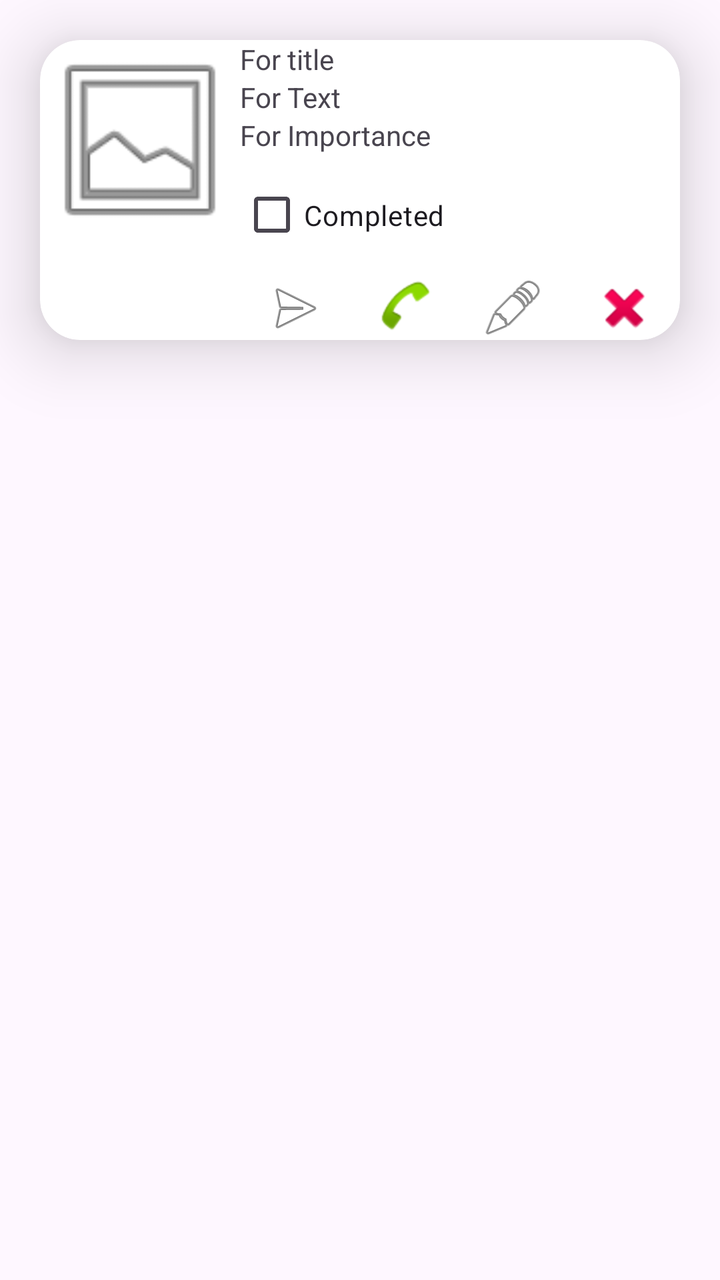
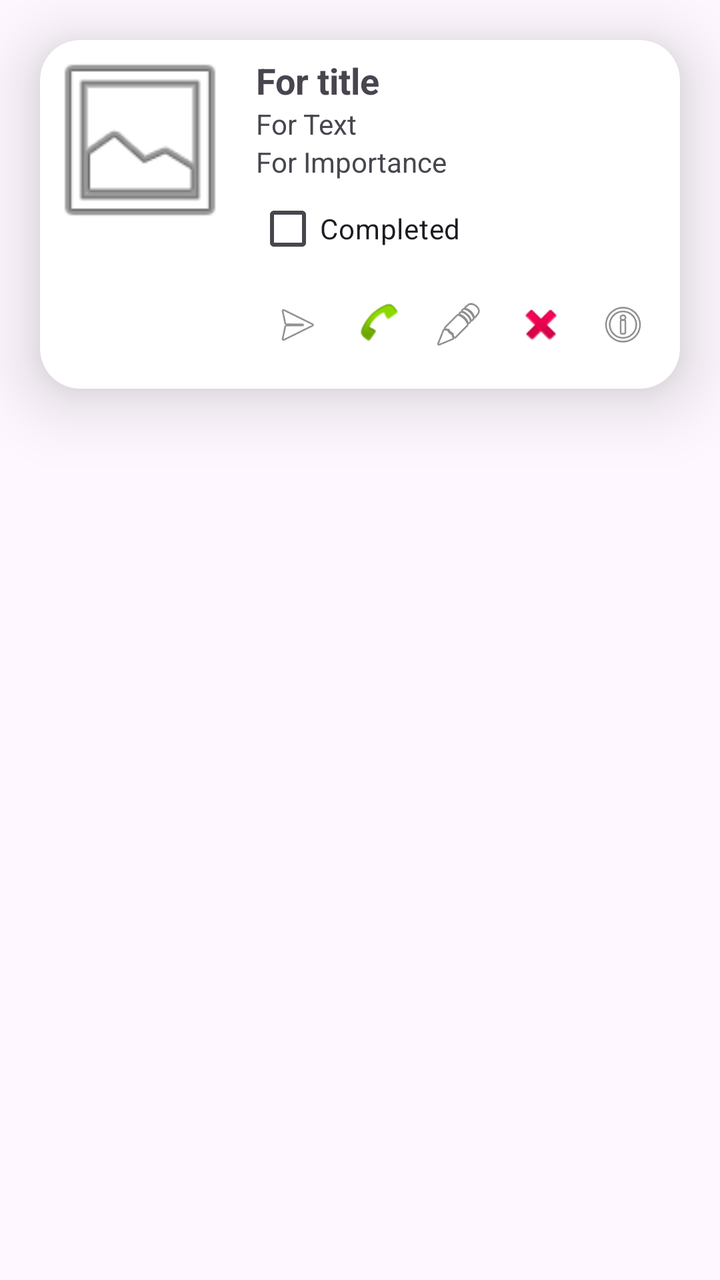

Before-and-after screenshots of an Android layout around one commit, followed by the original layout XML and the change that was made.
<!-- AndroidManifest.xml: application theme Theme.Samih12_2025 -->
<!-- res/layout/task_item_layout.xml -->
<?xml version="1.0" encoding="utf-8"?>
<LinearLayout xmlns:android="http://schemas.android.com/apk/res/android"
    android:layout_width="match_parent"
    android:layout_height="wrap_content"
    xmlns:app="http://schemas.android.com/apk/res-auto"
    android:orientation="vertical">
<androidx.cardview.widget.CardView
    android:layout_width="match_parent"
    android:layout_height="wrap_content"
    app:cardElevation="20dp"
    android:layout_margin="20dp"
    android:outlineSpotShadowColor="#000000"
    app:cardCornerRadius="20dp">

    <LinearLayout
        android:layout_width="match_parent"
        android:layout_height="wrap_content"
        android:orientation="horizontal">

        <ImageView
            android:id="@+id/imgVitm"
            android:layout_width="100dp"
            android:layout_height="100dp"
            android:src="@android:drawable/ic_menu_gallery" />

        <LinearLayout
            android:layout_width="wrap_content"
            android:layout_height="150dp"
            android:layout_weight="1"
            android:orientation="vertical">

            <TextView
                android:id="@+id/tvItmTitle"
                android:layout_width="match_parent"
                android:layout_height="wrap_content"
                android:text="For title" />

            <TextView
                android:id="@+id/tvItmText"
                android:layout_width="match_parent"
                android:layout_height="wrap_content"
                android:text="For Text" />

            <TextView
                android:id="@+id/tvItmImportance"
                android:layout_width="match_parent"
                android:layout_height="wrap_content"
                android:text="For Importance" />

            <CheckBox
                android:id="@+id/checkBox"
                android:layout_width="wrap_content"
                android:layout_height="wrap_content"
                android:layout_weight="1"
                android:text="Completed" />

            <LinearLayout
                android:layout_width="match_parent"
                android:layout_height="wrap_content"
                android:orientation="horizontal">

                <ImageView
                    android:id="@+id/imgBtnSendSmsitm"
                    android:layout_width="wrap_content"
                    android:layout_height="wrap_content"
                    android:layout_weight="1"
                    android:src="@android:drawable/ic_menu_send" />

                <ImageView
                    android:id="@+id/imgBtnCallitm"
                    android:layout_width="wrap_content"
                    android:layout_height="wrap_content"
                    android:layout_weight="1"
                    android:src="@android:drawable/sym_action_call" />

                <ImageView
                    android:id="@+id/imgBtnEdititm"
                    android:layout_width="wrap_content"
                    android:layout_height="wrap_content"
                    android:layout_weight="1"
                    android:src="@android:drawable/ic_menu_edit" />

                <ImageView
                    android:id="@+id/imgBtnDeleteitm"
                    android:layout_width="wrap_content"
                    android:layout_height="wrap_content"
                    android:layout_weight="1"
                    android:src="@android:drawable/ic_delete" />

            </LinearLayout>

        </LinearLayout>

    </LinearLayout>
</androidx.cardview.widget.CardView>

</LinearLayout>
<!-- resources referenced by this layout -->
<resources>
  <style name="Theme.Samih12_2025" parent="Base.Theme.Samih12_2025" />
  <style name="Base.Theme.Samih12_2025" parent="Theme.Material3.DayNight">
          
          
      </style>
</resources>

<!-- the commit's change to res/layout/task_item_layout.xml (unified diff, before → after) -->
@@ -25,14 +25,17 @@
 
         <LinearLayout
             android:layout_width="wrap_content"
-            android:layout_height="150dp"
+            android:layout_height="wrap_content"
             android:layout_weight="1"
+            android:padding="8dp"
             android:orientation="vertical">
 
             <TextView
                 android:id="@+id/tvItmTitle"
                 android:layout_width="match_parent"
                 android:layout_height="wrap_content"
+                android:textSize="18sp"
+                android:textStyle="bold"
                 android:text="For title" />
 
             <TextView
@@ -51,7 +54,6 @@
                 android:id="@+id/checkBox"
                 android:layout_width="wrap_content"
                 android:layout_height="wrap_content"
-                android:layout_weight="1"
                 android:text="Completed" />
 
             <LinearLayout
@@ -64,6 +66,7 @@
                     android:layout_width="wrap_content"
                     android:layout_height="wrap_content"
                     android:layout_weight="1"
+                    android:padding="8dp"
                     android:src="@android:drawable/ic_menu_send" />
 
                 <ImageView
@@ -71,6 +74,7 @@
                     android:layout_width="wrap_content"
                     android:layout_height="wrap_content"
                     android:layout_weight="1"
+                    android:padding="8dp"
                     android:src="@android:drawable/sym_action_call" />
 
                 <ImageView
@@ -78,6 +82,7 @@
                     android:layout_width="wrap_content"
                     android:layout_height="wrap_content"
                     android:layout_weight="1"
+                    android:padding="8dp"
                     android:src="@android:drawable/ic_menu_edit" />
 
                 <ImageView
@@ -85,7 +90,17 @@
                     android:layout_width="wrap_content"
                     android:layout_height="wrap_content"
                     android:layout_weight="1"
+                    android:padding="8dp"
                     android:src="@android:drawable/ic_delete" />
+
+                <ImageView
+                    android:id="@+id/imgBtnAiAssist"
+                    android:layout_width="wrap_content"
+                    android:layout_height="wrap_content"
+                    android:layout_weight="1"
+                    android:padding="8dp"
+                    android:src="@android:drawable/ic_menu_info_details"
+                    android:contentDescription="AI Assistant" />
 
             </LinearLayout>
 
